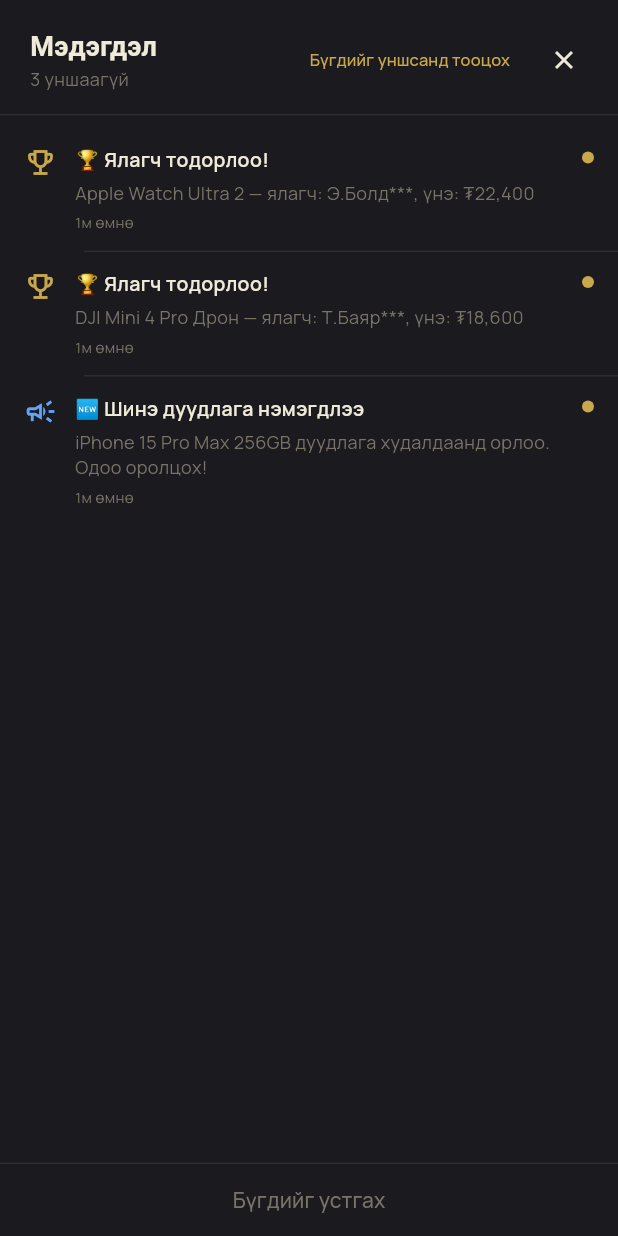
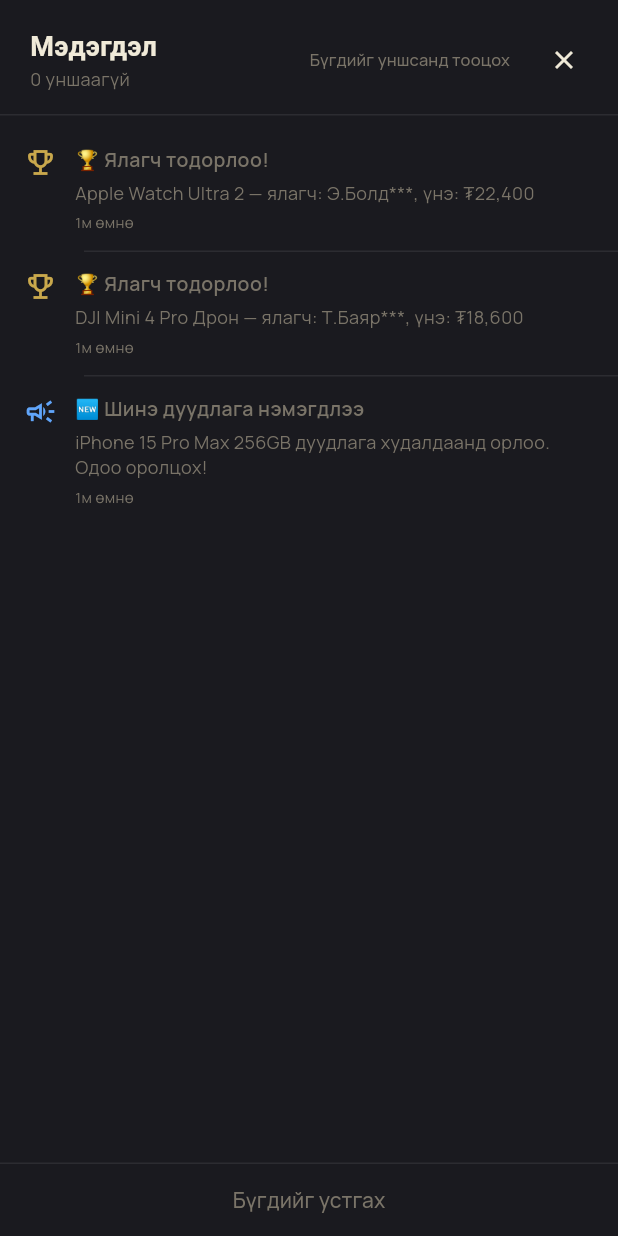
Before and after one commit to Amagazinee/dembee-auction, a Flutter app: the NotifDrawer widget shown alone on an empty page, opened directly, after a tap on "Бүгдийг уншсанд тооцох", on a phone screen of 412 x 824 dp. Run offline on Flutter 3.47's test engine with Material 3 defaults, Android fonts, the phone set to English and light mode, and no system bars; our stand-ins replace cloud_firestore, firebase_auth, firebase_core, go_router, google_fonts; accounts and stored records are empty.

Commit message:
Fix mark-all-read and notification state management
- Add NotificationNotifier with markAsRead, markAllAsRead, deleteAll
- Wire up NotifDrawer buttons and tap-to-read on each notification
- Update app bar badge to react to read state changes
- Add copyWith to AppNotification model

Co-authored-by: Amagazinee <Amagazinee@users.noreply.github.com>

```diff
--- a/lib/core/constants/mock_notifications.dart
+++ /dev/null
@@ -1,34 +0,0 @@
-import '../../models/notification_model.dart';
-
-class MockNotifications {
-  MockNotifications._();
-
-  static const List<AppNotification> items = [
-    AppNotification(
-      id: '1',
-      kind: 'winner',
-      title: '🏆 Ялагч тодорлоо!',
-      body:
-          'Apple Watch Ultra 2 — ялагч: Э.Болд***, үнэ: ₮22,400',
-      timeAgo: '1м өмнө',
-    ),
-    AppNotification(
-      id: '2',
-      kind: 'winner',
-      title: '🏆 Ялагч тодорлоо!',
-      body:
-          'DJI Mini 4 Pro Дрон — ялагч: Т.Баяр***, үнэ: ₮18,600',
-      timeAgo: '1м өмнө',
-    ),
-    AppNotification(
-      id: '3',
-      kind: 'new_auction',
-      title: '🆕 Шинэ дуудлага нэмэгдлээ',
-      body:
-          'iPhone 15 Pro Max 256GB дуудлага худалдаанд орлоо. Одоо оролцох!',
-      timeAgo: '1м өмнө',
-    ),
-  ];
-
-  static int get unreadCount => items.where((n) => !n.read).length;
-}
--- a/lib/models/notification_model.dart
+++ b/lib/models/notification_model.dart
@@ -14,4 +14,22 @@ class AppNotification {
   final String body;
   final String timeAgo;
   final bool read;
+
+  AppNotification copyWith({
+    String? id,
+    String? kind,
+    String? title,
+    String? body,
+    String? timeAgo,
+    bool? read,
+  }) {
+    return AppNotification(
+      id: id ?? this.id,
+      kind: kind ?? this.kind,
+      title: title ?? this.title,
+      body: body ?? this.body,
+      timeAgo: timeAgo ?? this.timeAgo,
+      read: read ?? this.read,
+    );
+  }
 }
--- /dev/null
+++ b/lib/providers/notification_notifier.dart
@@ -0,0 +1,64 @@
+import 'package:flutter/foundation.dart';
+
+import '../models/notification_model.dart';
+
+/// Мэдэгдлийн төлөв — mock өгөгдөл (удаа дараа Firestore/FCM)
+class NotificationNotifier extends ChangeNotifier {
+  NotificationNotifier._();
+
+  static final NotificationNotifier instance = NotificationNotifier._();
+
+  List<AppNotification> _items = const [
+    AppNotification(
+      id: '1',
+      kind: 'winner',
+      title: '🏆 Ялагч тодорлоо!',
+      body: 'Apple Watch Ultra 2 — ялагч: Э.Болд***, үнэ: ₮22,400',
+      timeAgo: '1м өмнө',
+    ),
+    AppNotification(
+      id: '2',
+      kind: 'winner',
+      title: '🏆 Ялагч тодорлоо!',
+      body: 'DJI Mini 4 Pro Дрон — ялагч: Т.Баяр***, үнэ: ₮18,600',
+      timeAgo: '1м өмнө',
+    ),
+    AppNotification(
+      id: '3',
+      kind: 'new_auction',
+      title: '🆕 Шинэ дуудлага нэмэгдлээ',
+      body:
+          'iPhone 15 Pro Max 256GB дуудлага худалдаанд орлоо. Одоо оролцох!',
+      timeAgo: '1м өмнө',
+    ),
+  ];
+
+  List<AppNotification> get items => List.unmodifiable(_items);
+
+  int get unreadCount => _items.where((n) => !n.read).length;
+
+  void markAsRead(String id) {
+    final index = _items.indexWhere((n) => n.id == id);
+    if (index < 0 || _items[index].read) return;
+
+    _items = [
+      for (var i = 0; i < _items.length; i++)
+        if (i == index) _items[i].copyWith(read: true) else _items[i],
+    ];
+    notifyListeners();
+  }
+
+  void markAllAsRead() {
+    if (unreadCount == 0) return;
+
+    _items = [for (final n in _items) n.copyWith(read: true)];
+    notifyListeners();
+  }
+
+  void deleteAll() {
+    if (_items.isEmpty) return;
+
+    _items = [];
+    notifyListeners();
+  }
+}
--- a/lib/widgets/dembee_app_bar.dart
+++ b/lib/widgets/dembee_app_bar.dart
@@ -1,8 +1,8 @@
 import 'package:flutter/material.dart';
 import 'package:go_router/go_router.dart';
 
-import '../core/constants/mock_notifications.dart';
 import '../models/user_model.dart';
+import '../providers/notification_notifier.dart';
 import '../theme/app_theme.dart';
 import 'dembee_logo.dart';
 import 'notif_drawer.dart';
@@ -33,7 +33,6 @@ class DembeeAppBar extends StatelessWidget implements PreferredSizeWidget {
     final initial = user?.name.isNotEmpty == true
         ? user!.name[0].toUpperCase()
         : 'C';
-    final unread = MockNotifications.unreadCount;
 
     return AppBar(
       backgroundColor: AppTheme.background,
@@ -108,8 +107,13 @@ class DembeeAppBar extends StatelessWidget implements PreferredSizeWidget {
               icon: const Icon(Icons.notifications_outlined),
               onPressed: () => showNotifPanel(context),
             ),
-            if (unread > 0)
-              Positioned(
+            ListenableBuilder(
+              listenable: NotificationNotifier.instance,
+              builder: (context, _) {
+                final unread = NotificationNotifier.instance.unreadCount;
+                if (unread <= 0) return const SizedBox.shrink();
+
+                return Positioned(
                   right: 8,
                   top: 8,
                   child: Container(
@@ -128,6 +132,8 @@ class DembeeAppBar extends StatelessWidget implements PreferredSizeWidget {
                       ),
                     ),
                   ),
+                );
+              },
             ),
           ],
         ),
--- a/lib/widgets/notif_drawer.dart
+++ b/lib/widgets/notif_drawer.dart
@@ -1,8 +1,7 @@
 import 'package:flutter/material.dart';
-import 'package:go_router/go_router.dart';
 
-import '../core/constants/mock_notifications.dart';
 import '../models/notification_model.dart';
+import '../providers/notification_notifier.dart';
 import '../theme/app_theme.dart';
 
 /// Figma Мэдэгдэл — баруун талын panel
@@ -13,8 +12,13 @@ class NotifDrawer extends StatelessWidget {
 
   @override
   Widget build(BuildContext context) {
-    final items = MockNotifications.items;
-    final unread = items.where((n) => !n.read).length;
+    final notifier = NotificationNotifier.instance;
+
+    return ListenableBuilder(
+      listenable: notifier,
+      builder: (context, _) {
+        final items = notifier.items;
+        final unread = notifier.unreadCount;
 
         return Material(
           color: AppTheme.popover,
@@ -32,7 +36,8 @@ class NotifDrawer extends StatelessWidget {
                           children: [
                             Text(
                               'Мэдэгдэл',
-                          style: AppTheme.headingStyle.copyWith(fontSize: 18),
+                              style:
+                                  AppTheme.headingStyle.copyWith(fontSize: 18),
                             ),
                             Text(
                               '$unread уншаагүй',
@@ -45,12 +50,15 @@ class NotifDrawer extends StatelessWidget {
                         ),
                       ),
                       TextButton(
-                    onPressed: () {},
+                        onPressed:
+                            unread > 0 ? notifier.markAllAsRead : null,
                         child: Text(
                           'Бүгдийг уншсанд тооцох',
                           style: AppTheme.bodyStyle.copyWith(
                             fontSize: 11,
-                        color: AppTheme.primary,
+                            color: unread > 0
+                                ? AppTheme.primary
+                                : AppTheme.mutedForeground,
                           ),
                         ),
                       ),
@@ -63,23 +71,41 @@ class NotifDrawer extends StatelessWidget {
                 ),
                 const Divider(height: 1, color: AppTheme.border),
                 Expanded(
-              child: ListView.separated(
+                  child: items.isEmpty
+                      ? Center(
+                          child: Text(
+                            'Мэдэгдэл байхгүй',
+                            style: AppTheme.bodyStyle.copyWith(
+                              color: AppTheme.mutedForeground,
+                            ),
+                          ),
+                        )
+                      : ListView.separated(
                           padding: const EdgeInsets.symmetric(vertical: 8),
                           itemCount: items.length,
-                separatorBuilder: (_, __) =>
-                    const Divider(height: 1, color: AppTheme.border, indent: 56),
+                          separatorBuilder: (_, __) => const Divider(
+                            height: 1,
+                            color: AppTheme.border,
+                            indent: 56,
+                          ),
                           itemBuilder: (context, index) {
-                  return _NotifTile(notification: items[index]);
+                            final notification = items[index];
+                            return _NotifTile(
+                              notification: notification,
+                              onTap: () => notifier.markAsRead(notification.id),
+                            );
                           },
                         ),
                 ),
                 const Divider(height: 1, color: AppTheme.border),
                 TextButton(
-              onPressed: () {},
+                  onPressed: items.isNotEmpty ? notifier.deleteAll : null,
                   child: Text(
                     'Бүгдийг устгах',
                     style: AppTheme.bodyStyle.copyWith(
-                  color: AppTheme.mutedForeground,
+                      color: items.isNotEmpty
+                          ? AppTheme.mutedForeground
+                          : AppTheme.mutedForeground.withValues(alpha: 0.5),
                     ),
                   ),
                 ),
@@ -87,13 +113,19 @@ class NotifDrawer extends StatelessWidget {
             ),
           ),
         );
+      },
+    );
   }
 }
 
 class _NotifTile extends StatelessWidget {
-  const _NotifTile({required this.notification});
+  const _NotifTile({
+    required this.notification,
+    required this.onTap,
+  });
 
   final AppNotification notification;
+  final VoidCallback onTap;
 
   IconData get _icon {
     switch (notification.kind) {
@@ -119,7 +151,9 @@ class _NotifTile extends StatelessWidget {
 
   @override
   Widget build(BuildContext context) {
-    return Padding(
+    return InkWell(
+      onTap: onTap,
+      child: Padding(
         padding: const EdgeInsets.symmetric(horizontal: 16, vertical: 12),
         child: Row(
           crossAxisAlignment: CrossAxisAlignment.start,
@@ -135,6 +169,9 @@ class _NotifTile extends StatelessWidget {
                     style: AppTheme.bodyStyle.copyWith(
                       fontWeight: FontWeight.w600,
                       fontSize: 13,
+                      color: notification.read
+                          ? AppTheme.mutedForeground
+                          : AppTheme.foreground,
                     ),
                   ),
                   const SizedBox(height: 4),
@@ -169,6 +206,7 @@ class _NotifTile extends StatelessWidget {
               ),
           ],
         ),
+      ),
     );
   }
 }
```
Lines whose indentation alone changed are shown as unchanged.
